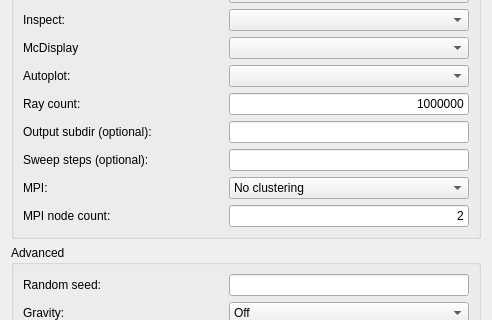
Above: tools/Python/mcgui/ssd.ui from McStasMcXtrace/McCode before the change; both pictures show x 0 to 492 and y 128 to 448 of the 492 by 561 pixel window. Below: the same form after it.
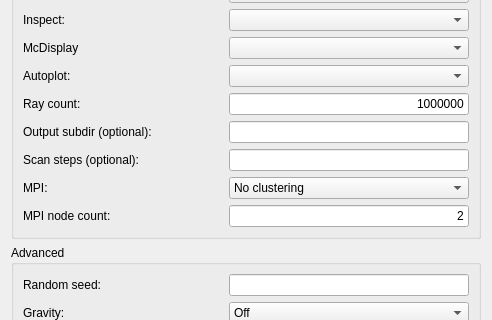
That is the form after the change.

Commit message: Sweep -> Scan seems more logical

Patch:
```diff
--- a/tools/Python/mcgui/ssd.ui
+++ b/tools/Python/mcgui/ssd.ui
@@ -148,7 +148,7 @@
         <item row="7" column="1">
          <widget class="QLabel" name="lblSweepSteps">
           <property name="text">
-           <string>Sweep steps (optional):</string>
+           <string>Scan steps (optional):</string>
           </property>
          </widget>
         </item>
```
The commit also changes 1 other file.
